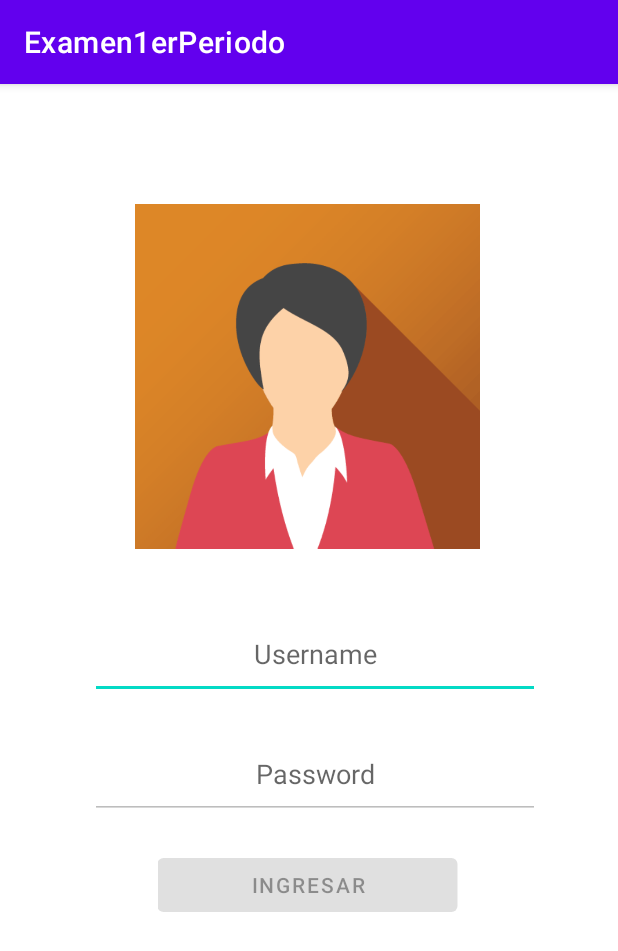
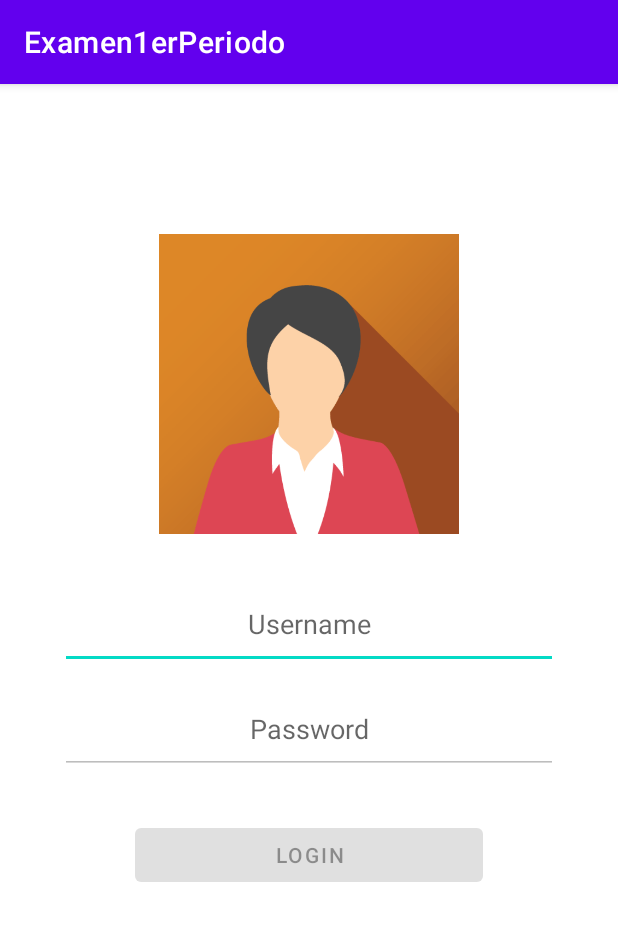
Before and after one commit to victormnevarezh/KotlinProjects, an Android app: the screen it shows after launch (MainActivity), on a phone screen of 412 x 824 dp. Shown: the top 951 px of the screen. Run offline under Robolectric (Android 15) with nearby library versions, the phone set to English and light mode, and no system bars.

Commit message:
Commit login funcional

```diff
--- a/Examen1erPeriodo/app/src/main/res/layout/fragment_log_in.xml
+++ b/Examen1erPeriodo/app/src/main/res/layout/fragment_log_in.xml
@@ -1,46 +1,52 @@
 <?xml version="1.0" encoding="utf-8"?>
-<FrameLayout xmlns:android="http://schemas.android.com/apk/res/android"
+<FrameLayout
+    xmlns:android="http://schemas.android.com/apk/res/android"
     xmlns:app="http://schemas.android.com/apk/res-auto"
     xmlns:tools="http://schemas.android.com/tools"
     android:layout_width="match_parent"
     android:layout_height="match_parent"
     tools:context=".LogInFragment">
 
+    <ImageView
+        android:id="@+id/imgLogIn"
+        android:layout_width="match_parent"
+        android:layout_height="200dp"
+        android:layout_marginTop="100dp"
+        android:layout_marginLeft="40dp"
+        android:layout_marginRight="40dp"
+        tools:src="@tools:sample/avatars" />
+
     <EditText
         android:id="@+id/editTextUser"
-        android:layout_width="300dp"
+        android:layout_width="match_parent"
         android:layout_height="60dp"
-        android:ems="10"
-        android:hint="Username"
+        android:layout_marginLeft="40dp"
+        android:layout_marginRight="40dp"
+        android:layout_marginTop="330dp"
         android:inputType="textPersonName"
         android:textAlignment="center"
-        android:translationX="60dp"
-        android:translationY="350dp" />
+        android:hint="Username"
+        />
 
     <EditText
         android:id="@+id/editTextPassword"
-        android:layout_width="300dp"
+        android:layout_width="match_parent"
         android:layout_height="60dp"
-        android:ems="10"
+        android:layout_marginLeft="40dp"
+        android:layout_marginRight="40dp"
+        android:layout_marginTop="400dp"
         android:hint="Password"
         android:inputType="textPassword"
-        android:textAlignment="center"
-        android:translationX="60dp"
-        android:translationY="430dp" />
-
-    <ImageView
-        android:id="@+id/imgLogIn"
-        android:layout_width="230dp"
-        android:layout_height="230dp"
-        android:translationX="90dp"
-        android:translationY="80dp"
-        tools:src="@tools:sample/avatars" />
+        android:textAlignment="center" />
 
     <Button
         android:id="@+id/btnLogIn"
-        android:layout_width="200dp"
+        android:layout_width="match_parent"
         android:layout_height="wrap_content"
-        android:text="Ingresar"
-        android:translationX="105dp"
-        android:translationY="510dp" />
+        android:layout_marginLeft="90dp"
+        android:layout_marginRight="90dp"
+        android:layout_marginTop="490dp"
+        android:text="LogIn"
+     />
+
 </FrameLayout>
```
Also changed, not shown: Examen1erPeriodo/app/src/main/java/com/example/examen1erperiodo/LogInFragment.kt (+26 -2 lines), Examen1erPeriodo/app/src/main/java/com/example/examen1erperiodo/ReaderFragment.kt (+31 -0 lines), Examen1erPeriodo/app/src/main/java/com/example/examen1erperiodo/WriterFragment.kt (+17 -0 lines), Examen1erPeriodo/app/src/main/res/layout/fragment_reader.xml (+50 -38 lines), Examen1erPeriodo/app/src/main/res/layout/fragment_writer.xml (+61 -48 lines).
